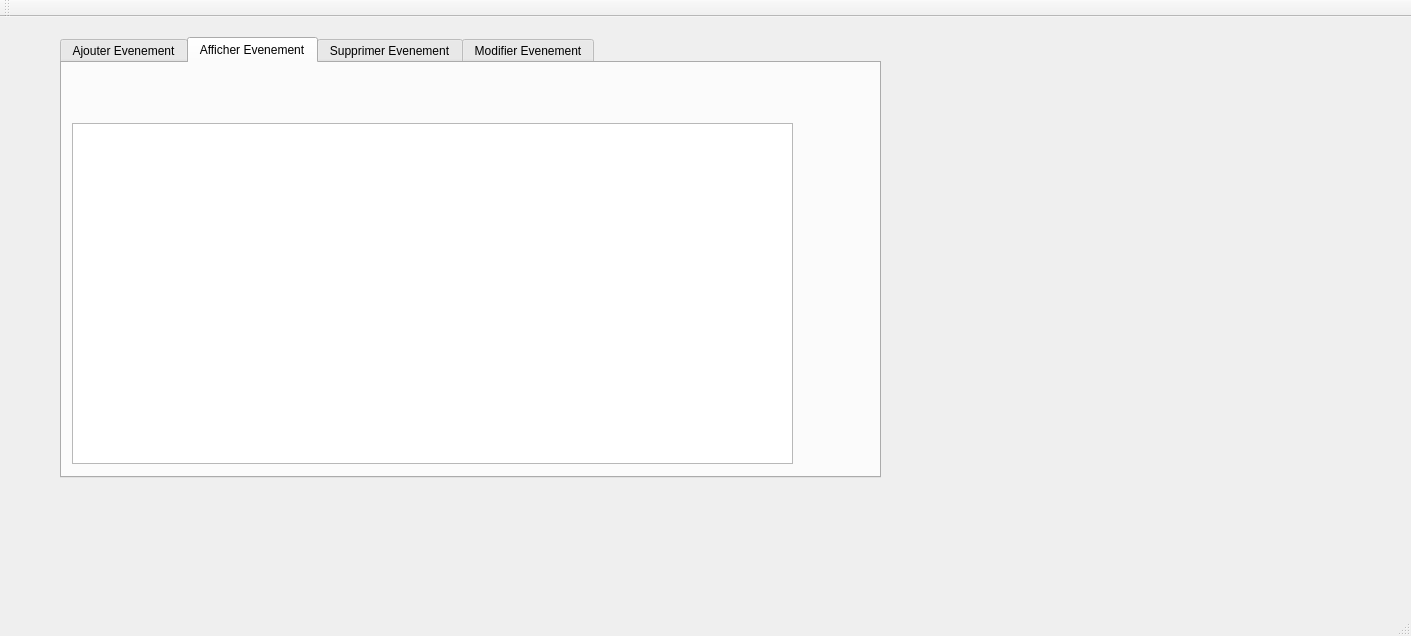
This is mainwindow.ui in rannouna/-smart_event-planner_2A36 as Qt 5 draws it before an edit. The edited form follows.
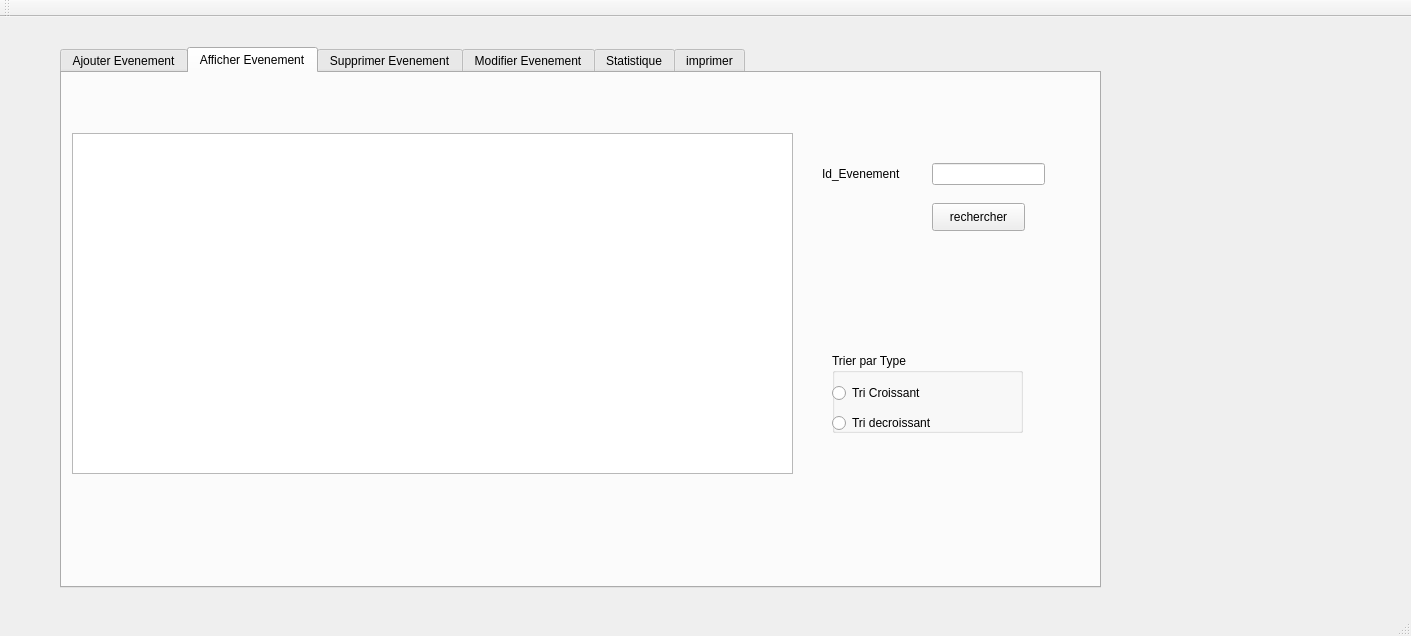
This is the edited form. The open tabs and pages were chosen to show the change.

The edit to the form file:
```diff
--- a/mainwindow.ui
+++ b/mainwindow.ui
@@ -18,9 +18,9 @@
     <property name="geometry">
      <rect>
       <x>60</x>
-      <y>20</y>
-      <width>821</width>
-      <height>441</height>
+      <y>30</y>
+      <width>1041</width>
+      <height>541</height>
      </rect>
     </property>
     <property name="currentIndex">
@@ -173,6 +173,81 @@
        </rect>
       </property>
      </widget>
+     <widget class="QPushButton" name="rechercher_button">
+      <property name="geometry">
+       <rect>
+        <x>870</x>
+        <y>130</y>
+        <width>93</width>
+        <height>28</height>
+       </rect>
+      </property>
+      <property name="text">
+       <string>rechercher</string>
+      </property>
+     </widget>
+     <widget class="QGroupBox" name="groupBox_2">
+      <property name="geometry">
+       <rect>
+        <x>770</x>
+        <y>280</y>
+        <width>191</width>
+        <height>80</height>
+       </rect>
+      </property>
+      <property name="title">
+       <string>Trier par Type</string>
+      </property>
+      <widget class="QRadioButton" name="radioButton_croissant">
+       <property name="geometry">
+        <rect>
+         <x>0</x>
+         <y>30</y>
+         <width>111</width>
+         <height>20</height>
+        </rect>
+       </property>
+       <property name="text">
+        <string>Tri Croissant</string>
+       </property>
+      </widget>
+      <widget class="QRadioButton" name="radioButton_dcroissant">
+       <property name="geometry">
+        <rect>
+         <x>0</x>
+         <y>60</y>
+         <width>131</width>
+         <height>20</height>
+        </rect>
+       </property>
+       <property name="text">
+        <string>Tri decroissant</string>
+       </property>
+      </widget>
+     </widget>
+     <widget class="QLineEdit" name="id_reparation">
+      <property name="geometry">
+       <rect>
+        <x>870</x>
+        <y>90</y>
+        <width>113</width>
+        <height>22</height>
+       </rect>
+      </property>
+     </widget>
+     <widget class="QLabel" name="label_9">
+      <property name="geometry">
+       <rect>
+        <x>760</x>
+        <y>90</y>
+        <width>91</width>
+        <height>21</height>
+       </rect>
+      </property>
+      <property name="text">
+       <string>Id_Evenement</string>
+      </property>
+     </widget>
     </widget>
     <widget class="QWidget" name="tab_3">
      <attribute name="title">
@@ -279,6 +354,42 @@
       </property>
      </widget>
     </widget>
+    <widget class="QWidget" name="tab_5">
+     <attribute name="title">
+      <string>Statistique</string>
+     </attribute>
+     <widget class="QPushButton" name="statsmed">
+      <property name="geometry">
+       <rect>
+        <x>630</x>
+        <y>350</y>
+        <width>211</width>
+        <height>28</height>
+       </rect>
+      </property>
+      <property name="text">
+       <string>Appliquer Statistique</string>
+      </property>
+     </widget>
+    </widget>
+    <widget class="QWidget" name="tab_6">
+     <attribute name="title">
+      <string>imprimer</string>
+     </attribute>
+     <widget class="QPushButton" name="btn_imp">
+      <property name="geometry">
+       <rect>
+        <x>680</x>
+        <y>290</y>
+        <width>93</width>
+        <height>28</height>
+       </rect>
+      </property>
+      <property name="text">
+       <string>imprimer</string>
+      </property>
+     </widget>
+    </widget>
    </widget>
   </widget>
   <widget class="QMenuBar" name="menuBar">
```
Left out of the diff: 54 changed lines with no effect on the pictures.
